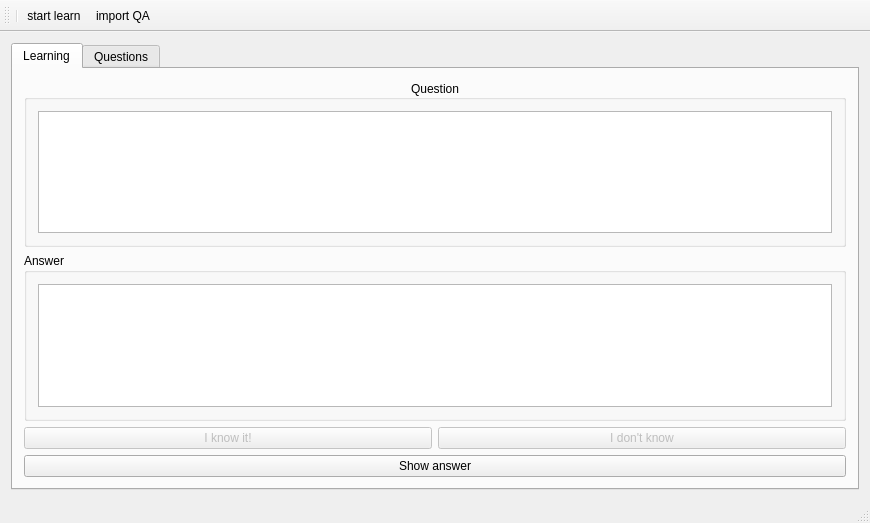
First picture: the form in GonzalesApp/ui/mainwindow.ui, repository szymonpi/Gonzales, before the edit.
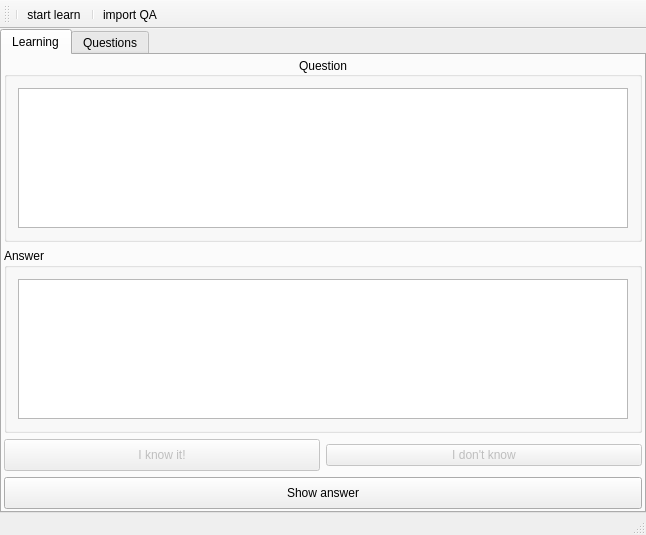
Second picture: the form after the edit. The open tabs and pages were chosen to show the change. Icons and pictures are not drawn.

Commit message: major refactoring + icon changes

Patch:
```diff
--- a/GonzalesApp/ui/mainwindow.ui
+++ b/GonzalesApp/ui/mainwindow.ui
@@ -6,8 +6,8 @@
    <rect>
     <x>0</x>
     <y>0</y>
-    <width>870</width>
-    <height>523</height>
+    <width>646</width>
+    <height>535</height>
    </rect>
   </property>
   <property name="windowTitle">
@@ -15,8 +15,41 @@
   </property>
   <widget class="QWidget" name="centralWidget">
    <layout class="QVBoxLayout" name="verticalLayout_6">
-    <item>
+    <property name="spacing">
+     <number>0</number>
+    </property>
+    <property name="leftMargin">
+     <number>0</number>
+    </property>
+    <property name="topMargin">
+     <number>0</number>
+    </property>
+    <property name="rightMargin">
+     <number>0</number>
+    </property>
+    <property name="bottomMargin">
+     <number>0</number>
+    </property>
+    <item alignment="Qt::AlignTop">
      <widget class="QTabWidget" name="MainTab">
+      <property name="minimumSize">
+       <size>
+        <width>0</width>
+        <height>0</height>
+       </size>
+      </property>
+      <property name="maximumSize">
+       <size>
+        <width>852</width>
+        <height>16777215</height>
+       </size>
+      </property>
+      <property name="tabPosition">
+       <enum>QTabWidget::North</enum>
+      </property>
+      <property name="tabShape">
+       <enum>QTabWidget::Rounded</enum>
+      </property>
       <property name="currentIndex">
        <number>1</number>
       </property>
@@ -26,11 +59,29 @@
         <height>32</height>
        </size>
       </property>
+      <property name="documentMode">
+       <bool>false</bool>
+      </property>
+      <property name="tabsClosable">
+       <bool>false</bool>
+      </property>
       <widget class="QWidget" name="learning">
        <attribute name="title">
         <string>Learning</string>
        </attribute>
        <layout class="QVBoxLayout" name="verticalLayout_5">
+        <property name="leftMargin">
+         <number>2</number>
+        </property>
+        <property name="topMargin">
+         <number>2</number>
+        </property>
+        <property name="rightMargin">
+         <number>2</number>
+        </property>
+        <property name="bottomMargin">
+         <number>2</number>
+        </property>
         <item>
          <layout class="QVBoxLayout" name="verticalLayout_3">
           <item>
@@ -102,6 +153,12 @@
               <property name="enabled">
                <bool>false</bool>
               </property>
+              <property name="minimumSize">
+               <size>
+                <width>0</width>
+                <height>32</height>
+               </size>
+              </property>
               <property name="text">
                <string>I know it!</string>
               </property>
@@ -121,6 +178,12 @@
           </item>
           <item>
            <widget class="QPushButton" name="pushButtonShowAnswer">
+            <property name="minimumSize">
+             <size>
+              <width>0</width>
+              <height>32</height>
+             </size>
+            </property>
             <property name="text">
              <string>Show answer</string>
             </property>
@@ -249,6 +312,12 @@
    <property name="minimumSize">
     <size>
      <width>0</width>
+     <height>0</height>
+    </size>
+   </property>
+   <property name="iconSize">
+    <size>
+     <width>32</width>
      <height>32</height>
     </size>
    </property>
@@ -256,10 +325,11 @@
     <enum>TopToolBarArea</enum>
    </attribute>
    <attribute name="toolBarBreak">
-    <bool>true</bool>
+    <bool>false</bool>
    </attribute>
    <addaction name="separator"/>
    <addaction name="actionStart"/>
+   <addaction name="separator"/>
    <addaction name="actionImport_QA"/>
   </widget>
   <widget class="QStatusBar" name="statusBar"/>
```
Left out of the diff: 30 changed lines with no effect on the pictures. The commit also changes 34 other files.
